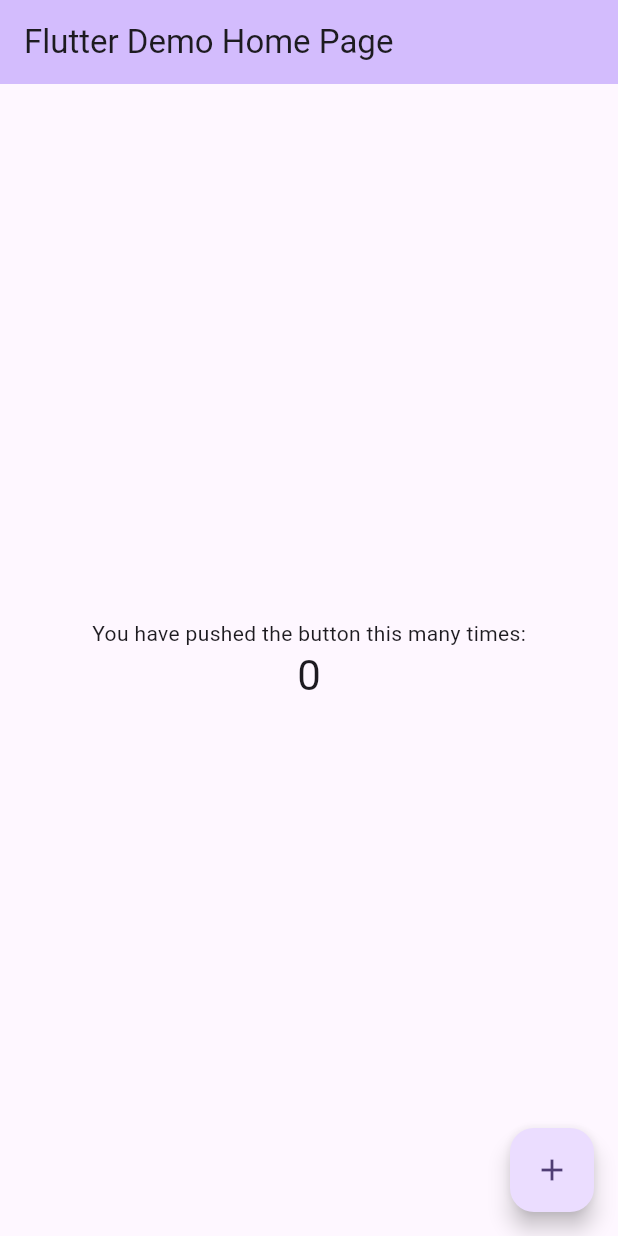
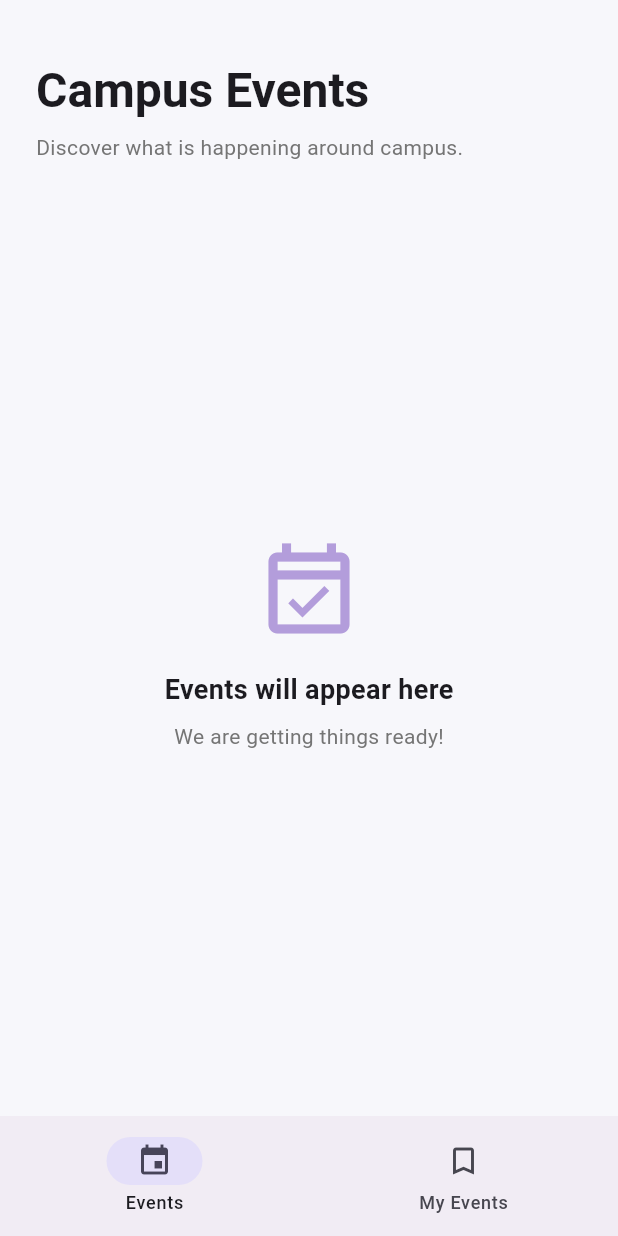
Before and after one commit to DannielBriz/CSIT284-Capstone_Briz, a Flutter app: the screen it shows after launch, on a phone screen of 412 x 824 dp. Run offline on Flutter 3.47's test engine with Material 3 defaults, Android fonts, the phone set to English and light mode, and no system bars.

Commit message:
Build initial app layout and bottom navigation

```diff
--- a/capstone_briz/lib/main.dart
+++ b/capstone_briz/lib/main.dart
@@ -1,122 +1,32 @@
 import 'package:flutter/material.dart';
+import 'package:capstone_briz/screens/home_screen.dart';
 
 void main() {
-  runApp(const MyApp());
+  runApp(const SchoolEventRsvpApp());
 }
 
-class MyApp extends StatelessWidget {
-  const MyApp({super.key});
+class SchoolEventRsvpApp extends StatelessWidget {
+  const SchoolEventRsvpApp({super.key});
 
-  // This widget is the root of your application.
   @override
   Widget build(BuildContext context) {
     return MaterialApp(
-      title: 'Flutter Demo',
+      title: 'Campus Events',
+      debugShowCheckedModeBanner: false,
       theme: ThemeData(
-        // This is the theme of your application.
-        //
-        // TRY THIS: Try running your application with "flutter run". You'll see
-        // the application has a purple toolbar. Then, without quitting the app,
-        // try changing the seedColor in the colorScheme below to Colors.green
-        // and then invoke "hot reload" (save your changes or press the "hot
-        // reload" button in a Flutter-supported IDE, or press "r" if you used
-        // the command line to start the app).
-        //
-        // Notice that the counter didn't reset back to zero; the application
-        // state is not lost during the reload. To reset the state, use hot
-        // restart instead.
-        //
-        // This works for code too, not just values: Most code changes can be
-        // tested with just a hot reload.
-        colorScheme: .fromSeed(seedColor: Colors.deepPurple),
+        useMaterial3: true,
+        colorScheme: ColorScheme.fromSeed(
+          seedColor: const Color(0xFF5B4BDB),
+          brightness: Brightness.light,
+        ),
+        scaffoldBackgroundColor: const Color(0xFFF7F7FB),
+        appBarTheme: const AppBarTheme(
+          backgroundColor: Color(0xFFF7F7FB),
+          foregroundColor: Color(0xFF202033),
+          centerTitle: false,
+        ),
       ),
-      home: const MyHomePage(title: 'Flutter Demo Home Page'),
+      home: HomeScreen(),
     );
   }
 }
-
-class MyHomePage extends StatefulWidget {
-  const MyHomePage({super.key, required this.title});
-
-  // This widget is the home page of your application. It is stateful, meaning
-  // that it has a State object (defined below) that contains fields that affect
-  // how it looks.
-
-  // This class is the configuration for the state. It holds the values (in this
-  // case the title) provided by the parent (in this case the App widget) and
-  // used by the build method of the State. Fields in a Widget subclass are
-  // always marked "final".
-
-  final String title;
-
-  @override
-  State<MyHomePage> createState() => _MyHomePageState();
-}
-
-class _MyHomePageState extends State<MyHomePage> {
-  int _counter = 0;
-
-  void _incrementCounter() {
-    setState(() {
-      // This call to setState tells the Flutter framework that something has
-      // changed in this State, which causes it to rerun the build method below
-      // so that the display can reflect the updated values. If we changed
-      // _counter without calling setState(), then the build method would not be
-      // called again, and so nothing would appear to happen.
-      _counter++;
-    });
-  }
-
-  @override
-  Widget build(BuildContext context) {
-    // This method is rerun every time setState is called, for instance as done
-    // by the _incrementCounter method above.
-    //
-    // The Flutter framework has been optimized to make rerunning build methods
-    // fast, so that you can just rebuild anything that needs updating rather
-    // than having to individually change instances of widgets.
-    return Scaffold(
-      appBar: AppBar(
-        // TRY THIS: Try changing the color here to a specific color (to
-        // Colors.amber, perhaps?) and trigger a hot reload to see the AppBar
-        // change color while the other colors stay the same.
-        backgroundColor: Theme.of(context).colorScheme.inversePrimary,
-        // Here we take the value from the MyHomePage object that was created by
-        // the App.build method, and use it to set our appbar title.
-        title: Text(widget.title),
-      ),
-      body: Center(
-        // Center is a layout widget. It takes a single child and positions it
-        // in the middle of the parent.
-        child: Column(
-          // Column is also a layout widget. It takes a list of children and
-          // arranges them vertically. By default, it sizes itself to fit its
-          // children horizontally, and tries to be as tall as its parent.
-          //
-          // Column has various properties to control how it sizes itself and
-          // how it positions its children. Here we use mainAxisAlignment to
-          // center the children vertically; the main axis here is the vertical
-          // axis because Columns are vertical (the cross axis would be
-          // horizontal).
-          //
-          // TRY THIS: Invoke "debug painting" (choose the "Toggle Debug Paint"
-          // action in the IDE, or press "p" in the console), to see the
-          // wireframe for each widget.
-          mainAxisAlignment: .center,
-          children: [
-            const Text('You have pushed the button this many times:'),
-            Text(
-              '$_counter',
-              style: Theme.of(context).textTheme.headlineMedium,
-            ),
-          ],
-        ),
-      ),
-      floatingActionButton: FloatingActionButton(
-        onPressed: _incrementCounter,
-        tooltip: 'Increment',
-        child: const Icon(Icons.add),
-      ),
-    );
-  }
-}
--- a/capstone_briz/lib/screens/home_screen.dart
+++ b/capstone_briz/lib/screens/home_screen.dart
@@ -0,0 +1,148 @@
+import 'package:flutter/material.dart';
+import '../widgets/bottom_navigation.dart';
+
+class HomeScreen extends StatefulWidget {
+  const HomeScreen({super.key});
+
+  @override
+  State<HomeScreen> createState() => _HomeScreenState();
+}
+
+class _HomeScreenState extends State<HomeScreen> {
+  int _selectedIndex = 0;
+
+  void _selectPage(int index) {
+    setState(() {
+      _selectedIndex = index;
+    });
+  }
+
+  @override
+  Widget build(BuildContext context) {
+    return Scaffold(
+      body: IndexedStack(
+        index: _selectedIndex,
+        children: const [
+          EventsPlaceholder(),
+          MyEventsPlaceholder(),
+        ],
+      ),
+      bottomNavigationBar: BottomNavigation(
+        selectedIndex: _selectedIndex,
+        onDestinationSelected: _selectPage,
+      ),
+    );
+  }
+}
+
+class EventsPlaceholder extends StatelessWidget {
+  const EventsPlaceholder({super.key});
+
+  @override
+  Widget build(BuildContext context) {
+    return SafeArea(
+      child: Padding(
+        padding: const EdgeInsets.all(24),
+        child: Column(
+          crossAxisAlignment: CrossAxisAlignment.start,
+          children: [
+            const SizedBox(height: 16),
+            Text(
+              'Campus Events',
+              style: Theme.of(context).textTheme.headlineLarge?.copyWith(
+                    fontWeight: FontWeight.bold,
+                  ),
+            ),
+            const SizedBox(height: 8),
+            Text(
+              'Discover what is happening around campus.',
+              style: TextStyle(color: Colors.grey.shade600),
+            ),
+            const SizedBox(height: 32),
+            Expanded(
+              child: Center(
+                child: Column(
+                  mainAxisAlignment: MainAxisAlignment.center,
+                  children: [
+                    Icon(
+                      Icons.event_available_outlined,
+                      size: 72,
+                      color: Colors.deepPurple.shade200,
+                    ),
+                    const SizedBox(height: 16),
+                    const Text(
+                      'Events will appear here',
+                      style: TextStyle(
+                        fontSize: 18,
+                        fontWeight: FontWeight.w600,
+                      ),
+                    ),
+                    const SizedBox(height: 8),
+                    Text(
+                      'We are getting things ready!',
+                      style: TextStyle(color: Colors.grey.shade600),
+                    ),
+                  ],
+                ),
+              ),
+            ),
+          ],
+        ),
+      ),
+    );
+  }
+}
+
+class MyEventsPlaceholder extends StatelessWidget {
+  const MyEventsPlaceholder({super.key});
+
+  @override
+  Widget build(BuildContext context) {
+    return SafeArea(
+      child: Padding(
+        padding: const EdgeInsets.all(24),
+        child: Column(
+          crossAxisAlignment: CrossAxisAlignment.start,
+          children: [
+            const SizedBox(height: 16),
+            Text(
+              'My Events',
+              style: Theme.of(context).textTheme.headlineLarge?.copyWith(
+                    fontWeight: FontWeight.bold,
+                  ),
+            ),
+            const SizedBox(height: 8),
+            Text(
+              'Manage the events you are attending.',
+              style: TextStyle(color: Colors.grey.shade600),
+            ),
+            const Expanded(
+              child: Center(
+                child: Column(
+                  mainAxisAlignment: MainAxisAlignment.center,
+                  children: [
+                    Icon(
+                      Icons.bookmark_border,
+                      size: 72,
+                      color: Colors.grey,
+                    ),
+                    SizedBox(height: 16),
+                    Text(
+                      'You have no events yet',
+                      style: TextStyle(
+                        fontSize: 18,
+                        fontWeight: FontWeight.w600,
+                      ),
+                    ),
+                    SizedBox(height: 8),
+                    Text('RSVP to an event to see it here.'),
+                  ],
+                ),
+              ),
+            ),
+          ],
+        ),
+      ),
+    );
+  }
+}
--- a/capstone_briz/lib/widgets/bottom_navigation.dart
+++ b/capstone_briz/lib/widgets/bottom_navigation.dart
@@ -0,0 +1,33 @@
+
+import 'package:flutter/material.dart';
+
+class BottomNavigation extends StatelessWidget {
+  final int selectedIndex;
+  final ValueChanged<int> onDestinationSelected;
+
+  const BottomNavigation({
+    super.key,
+    required this.selectedIndex,
+    required this.onDestinationSelected,
+  });
+
+  @override
+  Widget build(BuildContext context) {
+    return NavigationBar(
+      selectedIndex: selectedIndex,
+      onDestinationSelected: onDestinationSelected,
+      destinations: const [
+        NavigationDestination(
+          icon: Icon(Icons.event_outlined),
+          selectedIcon: Icon(Icons.event),
+          label: 'Events',
+        ),
+        NavigationDestination(
+          icon: Icon(Icons.bookmark_border),
+          selectedIcon: Icon(Icons.bookmark),
+          label: 'My Events',
+        ),
+      ],
+    );
+  }
+}
```
Also changed, not shown: 1 other file.
